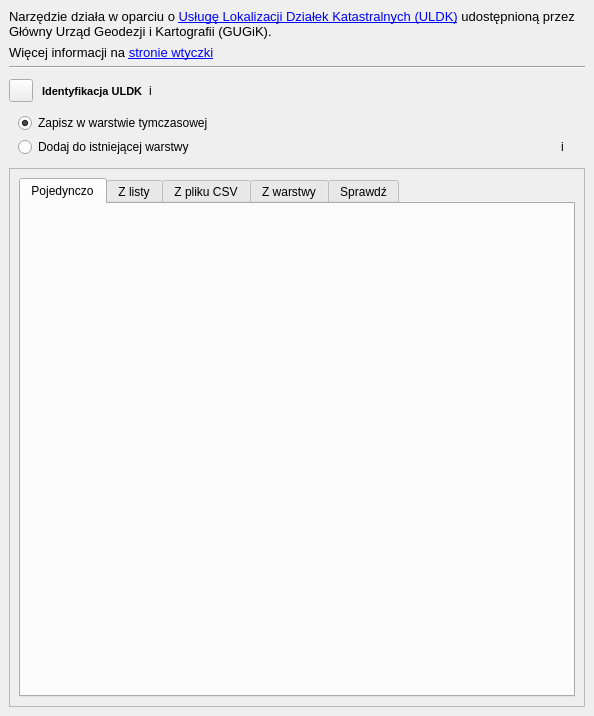
Qt form gissupport_plugin/modules/uldk/plugin_dockwidget_base.ui (gis-support/gis-support-plugin) before a commit.
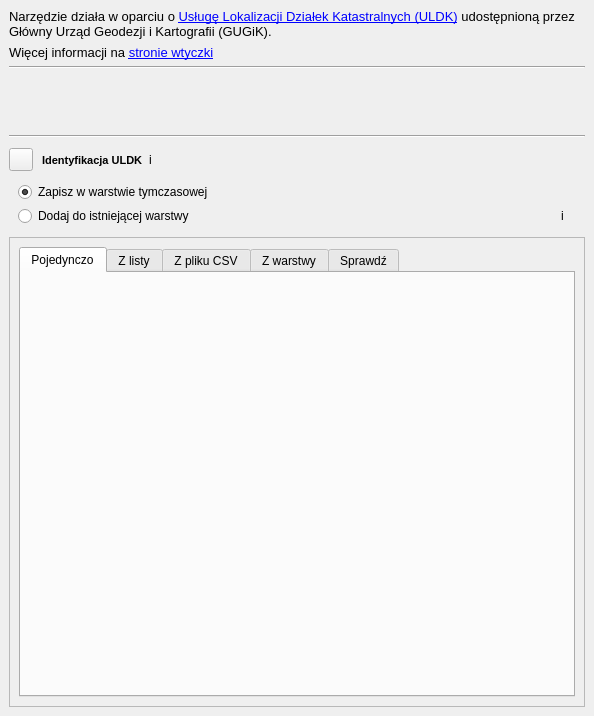
The same form after that commit. Custom widgets are drawn as their Qt base class.

```diff
--- a/gissupport_plugin/modules/uldk/plugin_dockwidget_base.ui
+++ b/gissupport_plugin/modules/uldk/plugin_dockwidget_base.ui
@@ -44,6 +44,58 @@
       </property>
      </widget>
     </item>
+    <item>
+     <widget class="Line" name="usemapsLine">
+      <property name="orientation">
+       <enum>Qt::Horizontal</enum>
+      </property>
+     </widget>
+    </item>
+    <item>
+     <widget class="QLabel" name="label_usemaps_logo">
+      <property name="maximumSize">
+       <size>
+        <width>16777215</width>
+        <height>40</height>
+       </size>
+      </property>
+      <property name="text">
+       <string/>
+      </property>
+      <property name="alignment">
+       <enum>Qt::AlignCenter</enum>
+      </property>
+     </widget>
+    </item>
+    <item>
+     <widget class="QLabel" name="label_usemaps_text">
+      <property name="font">
+       <font>
+        <weight>50</weight>
+        <bold>false</bold>
+       </font>
+      </property>
+      <property name="wordWrap">
+       <bool>true</bool>
+      </property>
+      <property name="alignment">
+       <enum>Qt::AlignCenter</enum>
+      </property>
+     </widget>
+    </item>
+    <item>
+     <widget class="QLabel" name="label_usemaps_link">
+      <property name="textFormat">
+       <enum>Qt::RichText</enum>
+      </property>
+      <property name="openExternalLinks">
+       <bool>true</bool>
+      </property>
+      <property name="alignment">
+       <enum>Qt::AlignCenter</enum>
+      </property>
+     </widget>
+    </item>
     <item>
      <widget class="Line" name="infoLine">
       <property name="orientation">
```
